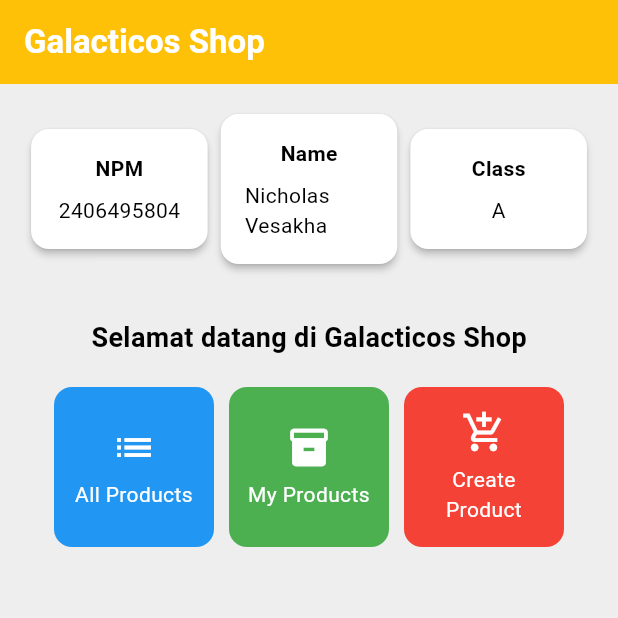
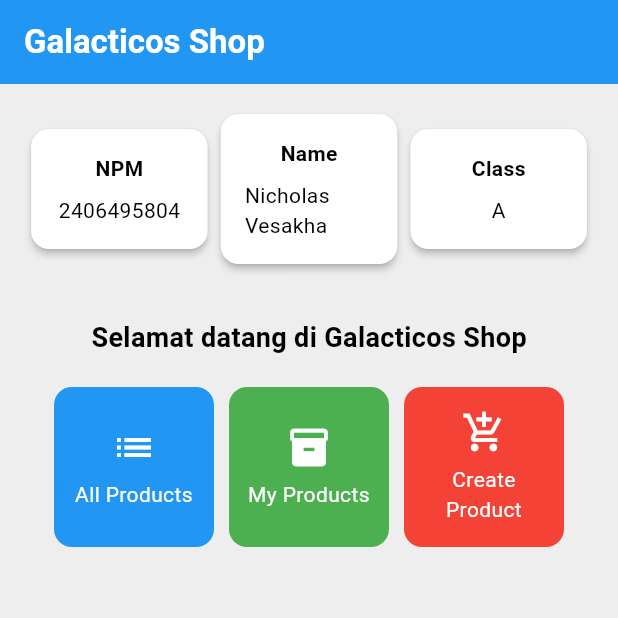
Before and after one commit to nichovesakha81/galacticos-shop-mobile, a Flutter app: the screen it shows after launch, on a phone screen of 412 x 824 dp, the top half of it. Run offline on Flutter 3.47's test engine with Material 3 defaults, Android fonts, the phone set to English and light mode, and no system bars.

Commit message:
update header color

```diff
--- a/lib/menu.dart
+++ b/lib/menu.dart
@@ -26,7 +26,7 @@ class MyHomePage extends StatelessWidget {
           style: TextStyle(color: Colors.white, fontWeight: FontWeight.bold),
         ),
         // Warna latar belakang AppBar diubah jadi amber (mirip emas).
-        backgroundColor: Colors.amber,
+        backgroundColor: Theme.of(context).colorScheme.primary,
       ),
       // Body halaman dengan padding di sekelilingnya.
       body: Padding(
```
